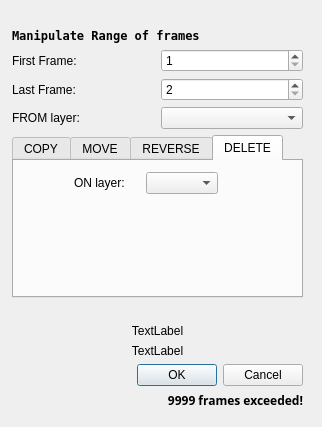
Qt form core_lib/src/structure/copymultiplekeyframesdialog.ui (pencil2d/pencil) before a commit.
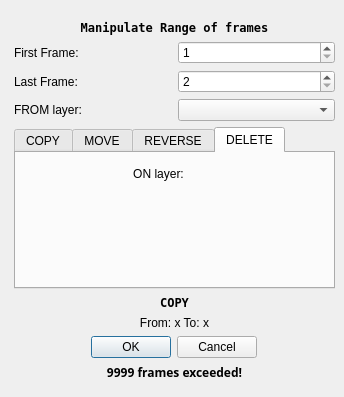
The same form after that commit. The open tabs and pages were chosen to show the change.

```diff
--- a/core_lib/src/structure/copymultiplekeyframesdialog.ui
+++ b/core_lib/src/structure/copymultiplekeyframesdialog.ui
@@ -6,20 +6,20 @@
    <rect>
     <x>0</x>
     <y>0</y>
-    <width>322</width>
-    <height>427</height>
+    <width>344</width>
+    <height>397</height>
    </rect>
   </property>
   <property name="windowTitle">
    <string>Dialog</string>
   </property>
-  <widget class="QWidget" name="">
+  <widget class="QWidget" name="layoutWidget">
    <property name="geometry">
     <rect>
-     <x>12</x>
-     <y>28</y>
-     <width>291</width>
-     <height>381</height>
+     <x>14</x>
+     <y>20</y>
+     <width>321</width>
+     <height>361</height>
     </rect>
    </property>
    <layout class="QVBoxLayout" name="verticalLayout">
@@ -35,6 +35,9 @@
       <property name="text">
        <string>Manipulate Range of frames</string>
       </property>
+      <property name="alignment">
+       <set>Qt::AlignCenter</set>
+      </property>
      </widget>
     </item>
     <item>
@@ -105,10 +108,10 @@
        <widget class="QWidget" name="layoutWidget">
         <property name="geometry">
          <rect>
-          <x>50</x>
-          <y>0</y>
-          <width>176</width>
-          <height>91</height>
+          <x>15</x>
+          <y>10</y>
+          <width>271</width>
+          <height>101</height>
          </rect>
         </property>
         <layout class="QVBoxLayout" name="verticalLayout_2">
@@ -261,27 +264,21 @@
        <attribute name="title">
         <string>DELETE</string>
        </attribute>
-       <widget class="QWidget" name="layoutWidget">
+       <widget class="QLabel" name="labDeleteOnLayer">
         <property name="geometry">
          <rect>
-          <x>60</x>
-          <y>10</y>
-          <width>144</width>
-          <height>25</height>
+          <x>7</x>
+          <y>11</y>
+          <width>271</width>
+          <height>20</height>
          </rect>
         </property>
-        <layout class="QGridLayout" name="gridLayout_5">
-         <item row="0" column="0">
-          <widget class="QLabel" name="labDeleteOnLayer">
-           <property name="text">
-            <string>ON layer:</string>
-           </property>
-          </widget>
-         </item>
-         <item row="0" column="1">
-          <widget class="QComboBox" name="cBoxDeleteFrames"/>
-         </item>
-        </layout>
+        <property name="text">
+         <string>ON layer:</string>
+        </property>
+        <property name="alignment">
+         <set>Qt::AlignCenter</set>
+        </property>
        </widget>
       </widget>
      </widget>
@@ -296,7 +293,7 @@
        </font>
       </property>
       <property name="text">
-       <string/>
+       <string>COPY</string>
       </property>
       <property name="alignment">
        <set>Qt::AlignCenter</set>
@@ -306,25 +303,18 @@
     <item>
      <widget class="QLabel" name="labInfoFromLayer">
       <property name="text">
-       <string>TextLabel</string>
+       <string>From: x To: x</string>
       </property>
       <property name="alignment">
        <set>Qt::AlignCenter</set>
       </property>
      </widget>
     </item>
-    <item>
-     <widget class="QLabel" name="labInfoToLayer">
-      <property name="text">
-       <string>TextLabel</string>
-      </property>
-      <property name="alignment">
-       <set>Qt::AlignCenter</set>
-      </property>
-     </widget>
-    </item>
-    <item>
+    <item alignment="Qt::AlignHCenter">
      <widget class="QDialogButtonBox" name="btnBoxOkCancel">
+      <property name="layoutDirection">
+       <enum>Qt::LeftToRight</enum>
+      </property>
       <property name="orientation">
        <enum>Qt::Horizontal</enum>
       </property>
@@ -347,7 +337,7 @@
        <string>9999 frames exceeded!</string>
       </property>
       <property name="alignment">
-       <set>Qt::AlignRight|Qt::AlignTrailing|Qt::AlignVCenter</set>
+       <set>Qt::AlignCenter</set>
       </property>
      </widget>
     </item>
```
Left out of the diff: 12 changed lines with no effect on the pictures.
